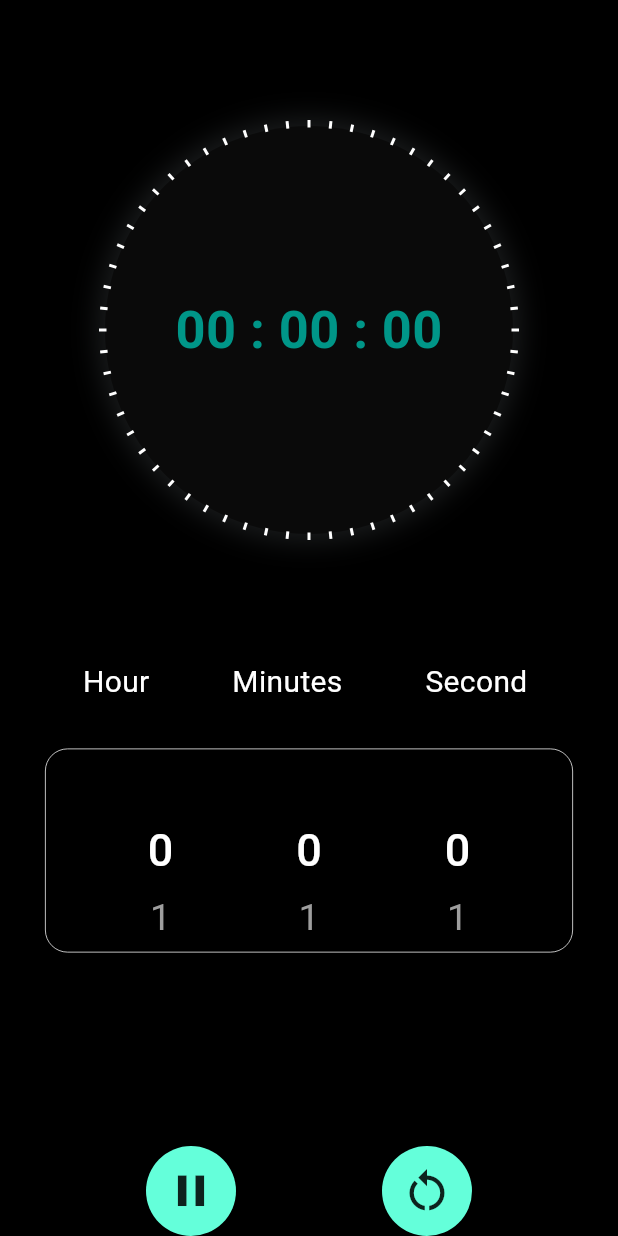
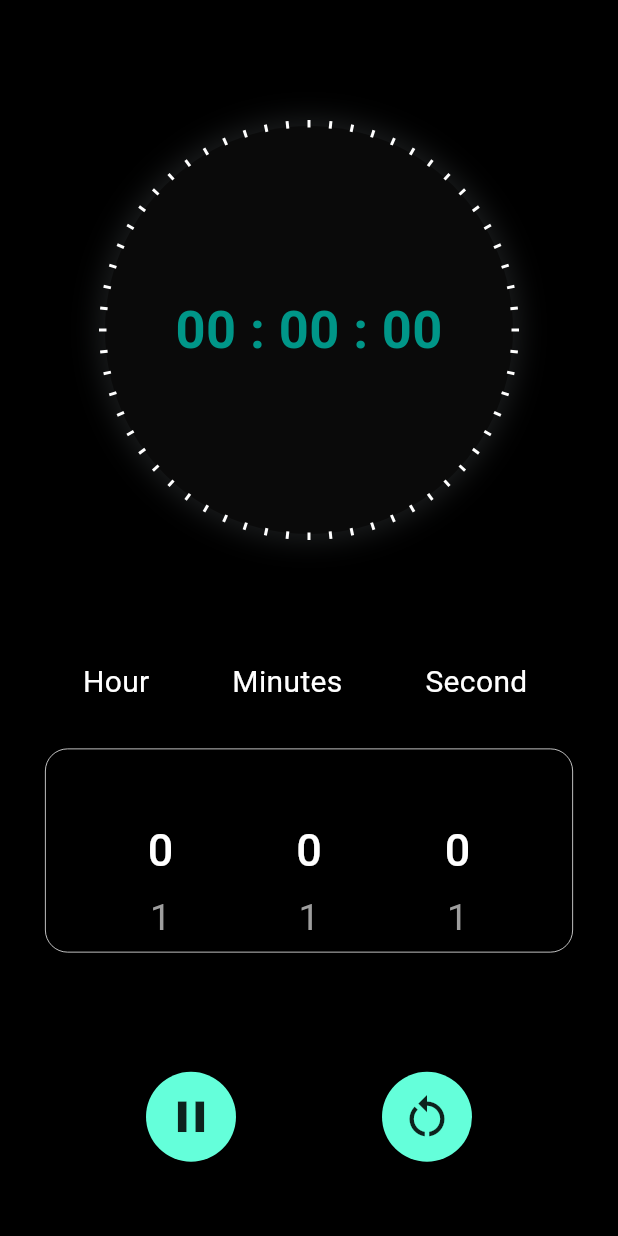
Before and after one commit to Avesh6754/clock_app, a Flutter app: the Timerpage screen opened directly, on a phone screen of 412 x 824 dp. Run offline on Flutter 3.47's test engine with Material 3 defaults, Android fonts, the phone set to English and light mode, and no system bars; drawn by our look-alikes of numberpicker; missing offline and left inert: animated_icon.

Commit message:
13-08-2024

```diff
--- a/lib/main.dart
+++ b/lib/main.dart
@@ -21,10 +21,10 @@ class Myapp extends StatelessWidget {
     return MaterialApp(
       debugShowCheckedModeBanner: false,
       routes: {
-        '/':(context)=>DigitalClock(),
+        '/clock':(context)=>DigitalClock(),
         '/analog':(context)=>AnalogClock(),
         '/strap':(context)=>StrapWatch(),
-        '/timer':(context)=>Timerpage(),
+        '/':(context)=>Timerpage(),
 
       },
     );
--- a/lib/screens/Timer/Timer.dart
+++ b/lib/screens/Timer/Timer.dart
@@ -20,6 +20,11 @@ class _TimerpageState extends State<Timerpage> {
   int currentminutes = 0;
   int currentsecond = 0;
   bool isplay = true;
+
+  var secondtimer=59;
+  var minutestimer=59;
+  var hourtimer=1;
+  bool stoptimer=false;
 
   void strapwatchlogic() {
     Timer.periodic(
@@ -65,7 +70,7 @@ class _TimerpageState extends State<Timerpage> {
                 margin: EdgeInsets.all(70),
                 height: 300,
                 width: 300,
-                decoration: BoxDecoration(
+                decoration: const BoxDecoration(
                   color: Color(0xFF0A0A0A),
                   shape: BoxShape.circle,
                   boxShadow: [
@@ -83,7 +88,7 @@ class _TimerpageState extends State<Timerpage> {
                           (index) => Center(
                         child: Transform.rotate(
                           angle: index * 6 * pi / 180,
-                          child: VerticalDivider(
+                          child: const VerticalDivider(
                             color: Colors.white,
                             thickness: 2,
                             indent: 285,
@@ -95,7 +100,7 @@ class _TimerpageState extends State<Timerpage> {
                     Center(
                       child: Text(
                         '${currenthour.toString().padLeft(2, "0")} : ${currentminutes.toString().padLeft(2, "0")} : ${currentsecond.toString().padLeft(2, "0")}',
-                        style: TextStyle(
+                        style: const TextStyle(
                           color: Colors.teal,
                           fontSize: 35,
                           fontWeight: FontWeight.bold,
@@ -118,7 +123,7 @@ class _TimerpageState extends State<Timerpage> {
               ),
             ],
           ),
-          Row(
+          const Row(
             mainAxisAlignment: MainAxisAlignment.spaceEvenly,
             children: [
               Text("Hour",style: TextStyle(fontSize: 20,color: Colors.white),),
@@ -220,13 +225,13 @@ class _TimerpageState extends State<Timerpage> {
                 onTap: () {
                   setState(() {
                     isplay = !isplay;
-                    stoptimer = true;
+                    (isplay==false) ? stoptimer=true : stoptimer=false;
                   });
                 },
                 child: Container(
                     height: 60,
                     width: 60,
-                    decoration: BoxDecoration(
+                    decoration: const BoxDecoration(
                         shape: BoxShape.circle,
                         color: Colors.tealAccent
                     ),
@@ -244,7 +249,7 @@ class _TimerpageState extends State<Timerpage> {
                 child: Container(
                     height: 60,
                     width: 60,
-                    decoration: BoxDecoration(
+                    decoration: const BoxDecoration(
                         shape: BoxShape.circle,
                         color: Colors.tealAccent
                     ),
@@ -252,7 +257,8 @@ class _TimerpageState extends State<Timerpage> {
                 ),
               )
             ],
-          )
+          ),
+          Spacer(),
         ],
       ),
     );
--- a/lib/screens/digital.dart
+++ b/lib/screens/digital.dart
@@ -92,9 +92,9 @@ class _DigitalClockState extends State<DigitalClock> {
               flex : 4,
             ),
             Spacer(flex: 2,),
-            OutlinedButton(style: ButtonStyle(side:WidgetStateProperty.all(BorderSide(color: Colors.grey,width: 2))),onPressed: () {
+            OutlinedButton(style: ButtonStyle(side:WidgetStateProperty.all(const BorderSide(color: Colors.grey,width: 2))),onPressed: () {
               Navigator.of(context).pushNamed('/analog');
-            }, child:Text('Next',style: TextStyle(fontSize: 30,color: Colors.black54,fontWeight: FontWeight.w600
+            }, child:const Text('Next',style: TextStyle(fontSize: 30,color: Colors.black54,fontWeight: FontWeight.w600
               ,),)),
             Spacer(),
           ],
--- a/lib/utils/global.dart
+++ b/lib/utils/global.dart
@@ -30,10 +30,7 @@ var second=0;
 var minutes=0;
 var hour=0;
 bool stop=false;
-var secondtimer=59;
-var minutestimer=59;
-var hourtimer=1;
-bool stoptimer=false;
+
 
 TextEditingController myminutes = TextEditingController();
 TextEditingController myhour = TextEditingController();
--- a/pubspec.yaml
+++ b/pubspec.yaml
@@ -40,6 +40,7 @@ dependencies:
   animated_analog_clock: ^0.1.0
   animated_icon: ^0.0.9
   numberpicker: ^2.1.2
+  date_format: ^2.0.7
 
 dev_dependencies:
   flutter_test:
@@ -51,7 +52,7 @@ dev_dependencies:
   # activated in the `analysis_options.yaml` file located at the root of your
   # package. See that file for information about deactivating specific lint
   # rules and activating additional ones.
-  flutter_lints: ^3.0.0
+  flutter_lints: ^4.0.0
 
 # For information on the generic Dart part of this file, see the
 # following page: https://dart.dev/tools/pub/pubspec
```
Also changed, not shown: pubspec.lock, 1 other file.
